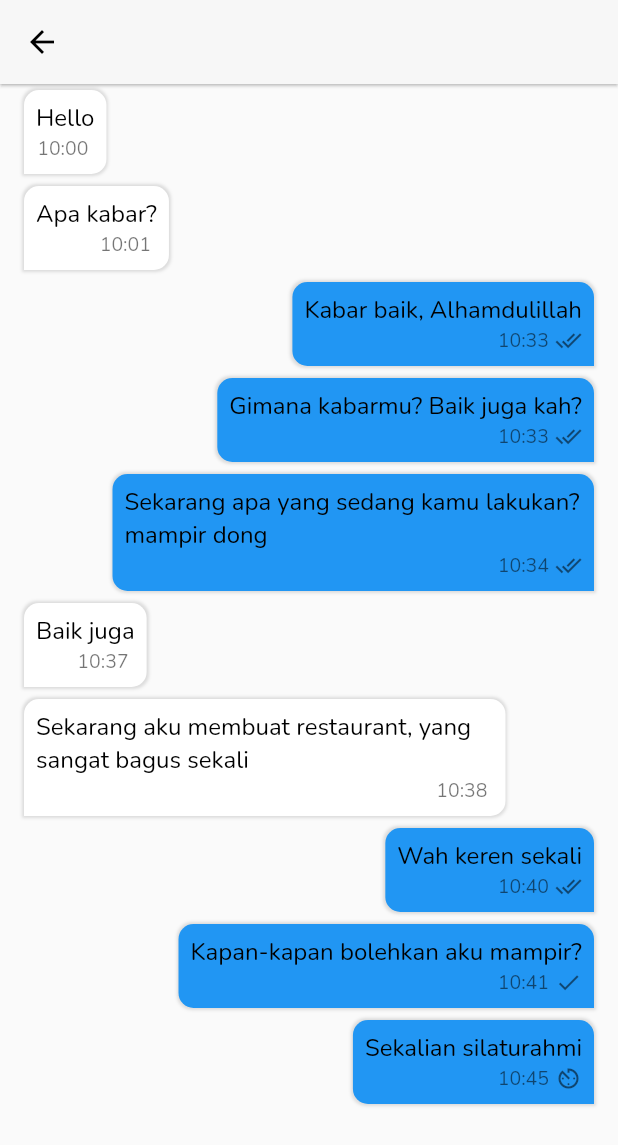
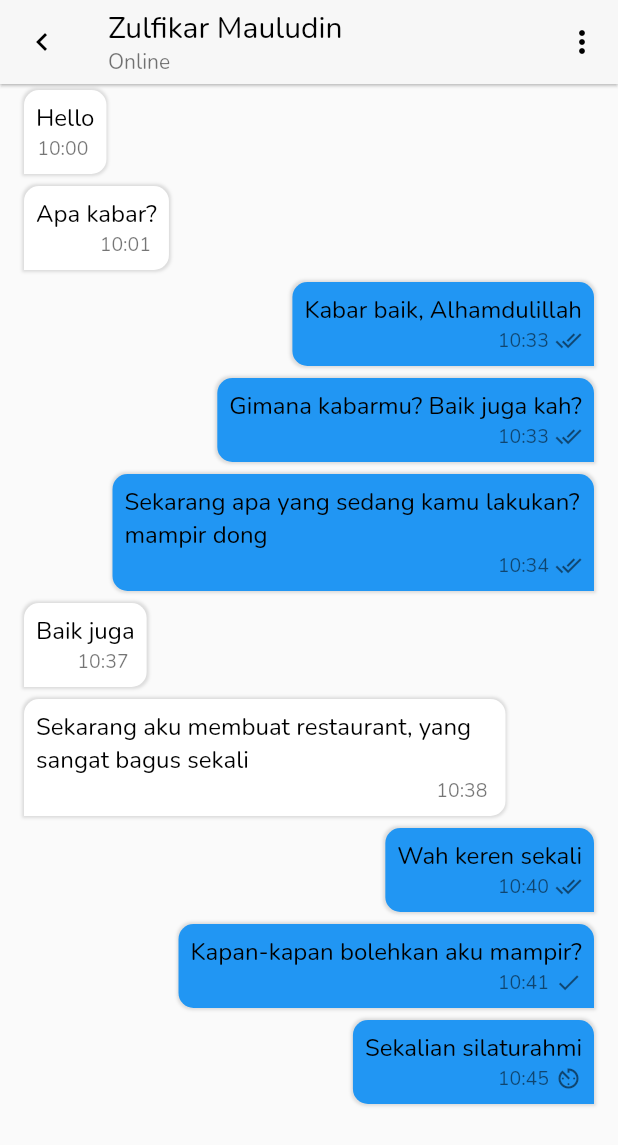
Before and after one commit to zuludin04/nyarios, a Flutter app: the ChattingScreen screen opened directly, on a phone screen of 412 x 824 dp. Shown: the top 1145 px of the screen. Run offline on Flutter 3.47's test engine with Material 2 defaults, Android fonts, the phone set to English and light mode, and no system bars.

Commit message:
appbar costumize

```diff
--- /dev/null
+++ b/lib/core/toolbar.dart
@@ -0,0 +1,32 @@
+import 'package:flutter/material.dart';
+
+class Toolbar {
+  static AppBar defaultToolbar(
+    BuildContext context,
+    String title, {
+    String subtitle = "",
+    List<Widget> actions = const [],
+  }) {
+    return AppBar(
+      leading: IconButton(
+        onPressed: () => Navigator.pop(context),
+        icon: const Icon(Icons.chevron_left),
+      ),
+      title: Column(
+        crossAxisAlignment: CrossAxisAlignment.start,
+        children: [
+          Text(title),
+          if (subtitle != "")
+            Text(
+              subtitle,
+              style: const TextStyle(
+                fontSize: 14,
+                color: Colors.black54,
+              ),
+            ),
+        ],
+      ),
+      actions: actions,
+    );
+  }
+}
--- a/lib/main.dart
+++ b/lib/main.dart
@@ -1,6 +1,6 @@
 import 'package:flutter/material.dart';
-import 'package:nyarios/core/custom_theme.dart';
 
+import 'core/custom_theme.dart';
 import 'ui/home/home_screen.dart';
 
 void main() {
--- a/lib/ui/chat/chatting_screen.dart
+++ b/lib/ui/chat/chatting_screen.dart
@@ -1,4 +1,5 @@
 import 'package:flutter/material.dart';
+import 'package:nyarios/core/toolbar.dart';
 
 import '../../core/constants.dart';
 import 'chat_item.dart';
@@ -14,7 +15,24 @@ class _ChattingScreenState extends State<ChattingScreen> {
   @override
   Widget build(BuildContext context) {
     return Scaffold(
-      appBar: AppBar(),
+      appBar: Toolbar.defaultToolbar(
+        context,
+        "Zulfikar Mauludin",
+        subtitle: "Online",
+        actions: [
+          PopupMenuButton(
+            icon: const Icon(Icons.more_vert),
+            itemBuilder: (context) {
+              return [
+                const PopupMenuItem(
+                  value: 0,
+                  child: Text('View Contact'),
+                ),
+              ];
+            },
+          )
+        ],
+      ),
       body: Column(
         children: [
           Expanded(
```
